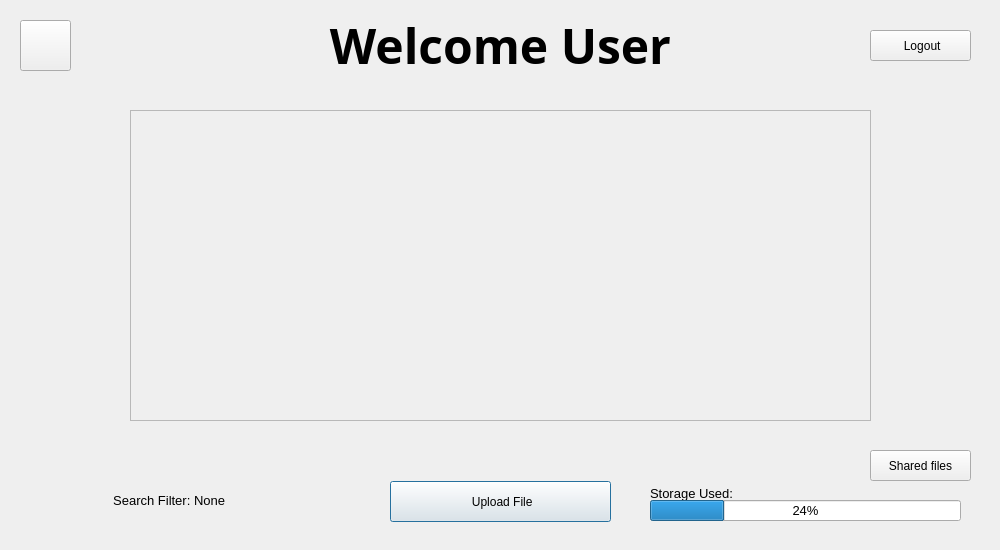
Above: Main/client/gui/ui/user.ui from SuperName3102/Final-Project before the change. Below: the same form after it.
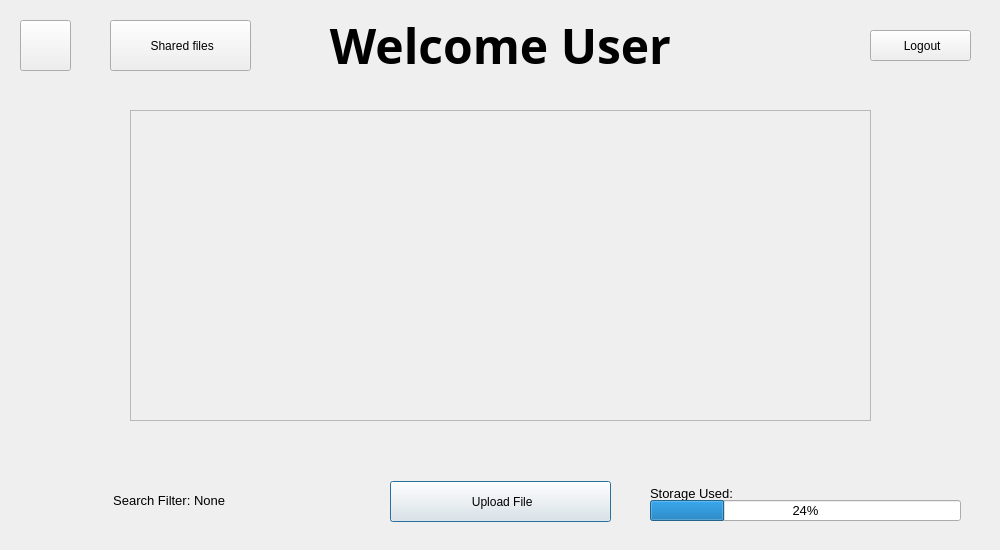
That is the form after the change.

```diff
--- a/Main/client/gui/ui/user.ui
+++ b/Main/client/gui/ui/user.ui
@@ -251,17 +251,17 @@
    <widget class="QPushButton" name="shared_button">
     <property name="geometry">
      <rect>
-      <x>870</x>
-      <y>450</y>
-      <width>101</width>
-      <height>31</height>
+      <x>110</x>
+      <y>20</y>
+      <width>141</width>
+      <height>51</height>
      </rect>
     </property>
     <property name="styleSheet">
      <string notr="true"/>
     </property>
     <property name="text">
-     <string>Shared files</string>
+     <string> Shared files</string>
     </property>
     <property name="iconSize">
      <size>
```
